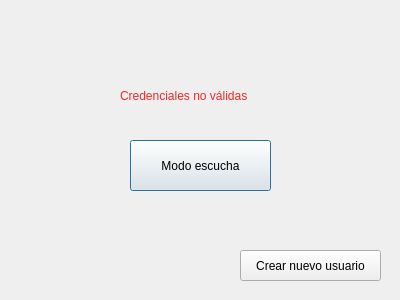
This is loginUsuario.ui in dgallards/Voice-recognition-system as Qt 5 draws it before an edit. The edited form follows.
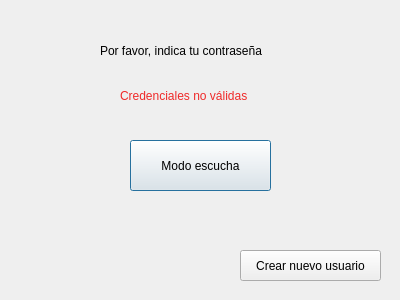
This is the edited form.

```diff
--- a/loginUsuario.ui
+++ b/loginUsuario.ui
@@ -92,6 +92,19 @@
     <string>Crear nuevo usuario</string>
    </property>
   </widget>
+  <widget class="QLabel" name="label">
+   <property name="geometry">
+    <rect>
+     <x>100</x>
+     <y>40</y>
+     <width>191</width>
+     <height>21</height>
+    </rect>
+   </property>
+   <property name="text">
+    <string>Por favor, indica tu contraseña</string>
+   </property>
+  </widget>
  </widget>
  <resources/>
  <connections/>
```
